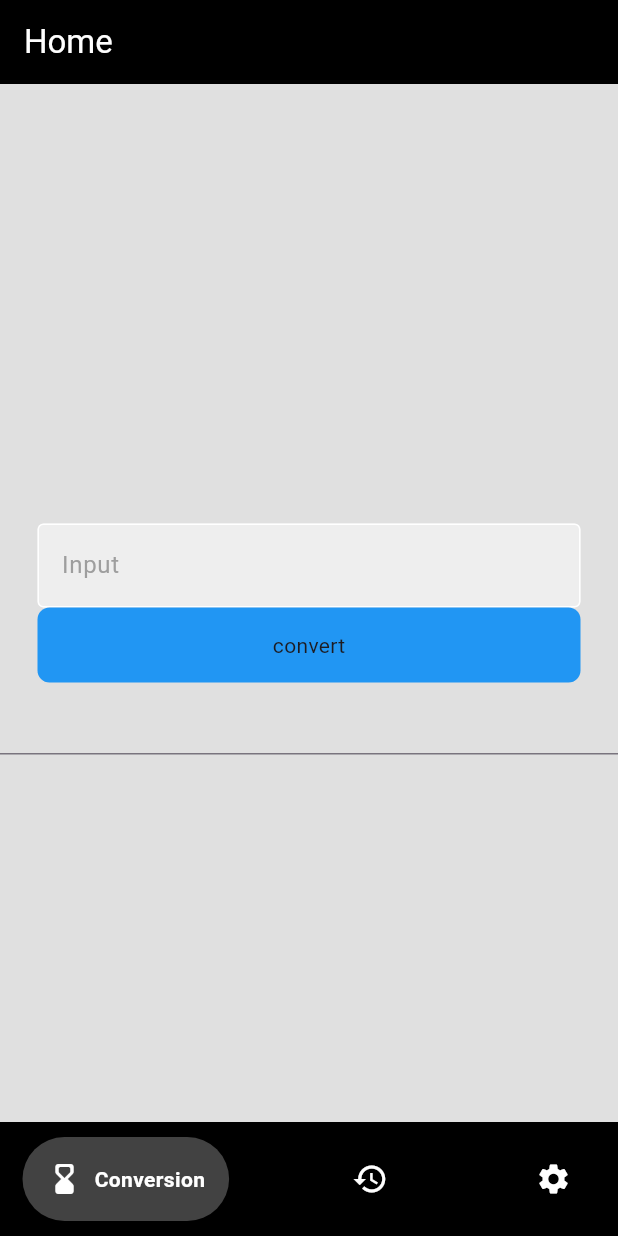
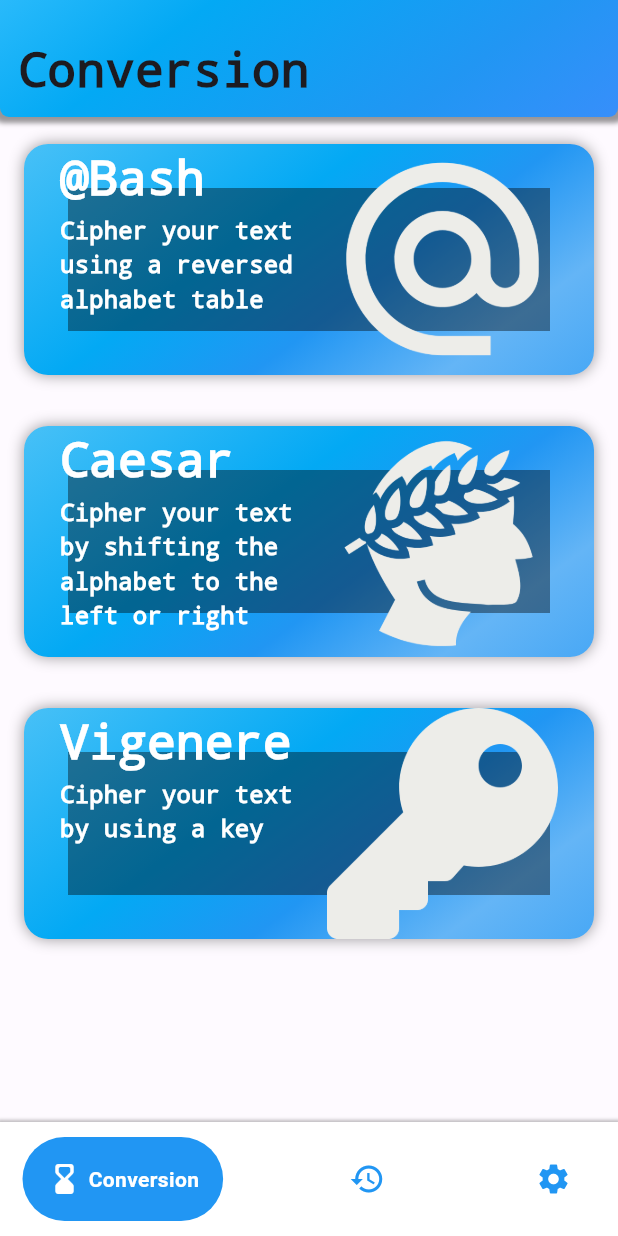
Before and after one commit to aVerySmallSoap/flutter_encrypt, a Flutter app: the HomePage screen opened by its route, on a phone screen of 412 x 824 dp. Run offline on Flutter 3.47's test engine with Material 3 defaults, Android fonts, the phone set to English and light mode, and no system bars; drawn by our look-alikes of google_nav_bar; accounts and stored records are empty.

Commit message:
Redesigned the conversion page, added a new component; and several files

```diff
--- a/lib/api/database.dart
+++ b/lib/api/database.dart
@@ -23,6 +23,7 @@ class Database {
   /// Initializes the DB into the User class for in-client persistence.
   /// Always call the initialize function when starting the app
   static void init() async {
+    try {
       _file = await getJSON();
       String? json = _file?.readAsStringSync();
       if (json != "") {
@@ -32,6 +33,10 @@ class Database {
               DateTime.parse(user["registrationDate"]));
           table.addEntries({MapEntry(user["username"], temp)});
         });
+      }
+      return;
+    } catch (e) {
+      stdout.write("File not found! Creating file"); // log this line
     }
     return;
   }
--- /dev/null
+++ b/lib/components/cipherbuttons.dart
@@ -0,0 +1,110 @@
+import 'package:flutter/material.dart';
+
+class CipherButton extends StatelessWidget {
+  final Function()? action;
+  final String text;
+  final String desc;
+  final AssetImage image;
+  static const Color imageColor =
+      Color.fromRGBO(237, 237, 233, 1); // This should be followed with fill
+
+  const CipherButton({
+    super.key,
+    required this.action,
+    required this.text,
+    required this.desc,
+    required this.image,
+  });
+
+  @override
+  Widget build(BuildContext context) {
+    return GestureDetector(
+        onTap: action,
+        child: Container(
+            height: 186,
+            width: double.maxFinite,
+            padding: EdgeInsets.all(16),
+            margin: EdgeInsets.only(top: 2),
+            child: Ink(
+                decoration: BoxDecoration(
+                  borderRadius: BorderRadius.circular(16),
+                  gradient: LinearGradient(
+                    colors: [
+                      Colors.blue[400]!,
+                      Colors.blue[300]!,
+                      Colors.blue,
+                      Colors.lightBlue,
+                      Colors.lightBlue[400]!,
+                      Colors.lightBlue[300]!,
+                    ],
+                    transform: GradientRotation(180),
+                  ),
+                ),
+                child: Container(
+                  decoration: BoxDecoration(
+                    boxShadow: [
+                      BoxShadow(
+                        color: Color.fromRGBO(0, 0, 0, 0.4),
+                        blurStyle: BlurStyle.outer,
+                        blurRadius: 8,
+                      ),
+                    ],
+                    borderRadius: BorderRadius.circular(16),
+                  ),
+                  child: ElevatedButton(
+                    onPressed: () {},
+                    style: ButtonStyle(
+                      shadowColor: WidgetStatePropertyAll(Colors.transparent),
+                      backgroundColor:
+                          WidgetStatePropertyAll(Colors.transparent),
+                      shape: WidgetStatePropertyAll(
+                        RoundedRectangleBorder(
+                          borderRadius: BorderRadius.circular(16),
+                        ),
+                      ),
+                    ),
+                    child: Stack(
+                      children: [
+                        Positioned(
+                          child: Container(
+                            decoration: BoxDecoration(
+                              image: DecorationImage(
+                                alignment: Alignment.centerRight,
+                                image: image,
+                              ),
+                            ),
+                          ),
+                        ),
+                        Container(
+                          constraints: BoxConstraints(
+                            maxWidth: 180,
+                          ),
+                          child: Column(
+                            crossAxisAlignment: CrossAxisAlignment.start,
+                            children: [
+                              Text(
+                                text,
+                                style: TextStyle(
+                                    color: Colors.white,
+                                    fontSize: 32,
+                                    fontFamily: "Courier New",
+                                    fontWeight: FontWeight.bold),
+                              ),
+                              Text(
+                                desc,
+                                textAlign: TextAlign.left,
+                                style: TextStyle(
+                                    color: Colors.white,
+                                    fontSize: 16,
+                                    fontFamily: "Courier New",
+                                    fontWeight: FontWeight.bold),
+                              ),
+                            ],
+                          ),
+                        )
+                      ],
+                    ),
+                  ),
+                ))));
+  }
+}
--- a/lib/pages/conversion_page.dart
+++ b/lib/pages/conversion_page.dart
@@ -1,7 +1,6 @@
 import 'package:flutter/material.dart';
 import 'package:test_app/api/login.dart';
-import 'package:test_app/components/mybutton.dart';
-import 'package:test_app/components/mytextfield.dart';
+import 'package:test_app/components/cipherbuttons.dart';
 
 import '../api/returnable.dart';
 import '../api/session.dart';
@@ -56,53 +55,77 @@ class _ConversionPageState extends State<ConversionPage> {
   @override
   Widget build(BuildContext context) {
     return Scaffold(
-      backgroundColor: Colors.grey[300],
-      appBar: AppBar(
-        title: const Text(
-          'Home',
-          style: TextStyle(
-            color: Colors.white,
-          ),
-        ),
-        automaticallyImplyLeading: false,
-        backgroundColor: Colors.black,
-      ),
+      backgroundColor: Colors.white38,
       body: Center(
-        child: Column(
-          mainAxisAlignment: MainAxisAlignment.center,
-          children: <Widget>[
-            PopScope<Object?>(
+          child: PopScope<Object?>(
               canPop: false,
               onPopInvokedWithResult: (bool didPop, Object? result) async {
                 if (didPop) return;
                 final bool shouldPop = await _showLogoutDialog() ?? false;
                 if (context.mounted && shouldPop) Navigator.pop(context);
               },
-              child: TextButton(
-                  onPressed: () async {
-                    final shouldPop = await _showLogoutDialog() ?? false;
-                    if (context.mounted && shouldPop) Navigator.pop(context);
-                  },
-                  child: Visibility(
-                    visible: false,
-                    child: const Text(""),
-                  )),
+              child: Column(
+                children: [
+                  Container(
+                    constraints: BoxConstraints(minHeight: 64),
+                    padding: EdgeInsets.only(top: 24, left: 12, bottom: 8),
+                    decoration: BoxDecoration(
+                      gradient: LinearGradient(colors: [
+                        Colors.blueAccent,
+                        Colors.blue,
+                        Colors.lightBlue,
+                        Colors.lightBlueAccent
+                      ], transform: GradientRotation(180)),
+                      borderRadius: BorderRadius.only(
+                          bottomLeft: Radius.circular(6),
+                          bottomRight: Radius.circular(6)),
+                      boxShadow: [
+                        BoxShadow(
+                          color: Color.fromRGBO(0, 0, 0, 0.4),
+                          blurRadius: 2,
+                          spreadRadius: 4,
                         ),
-            MyTextField(
-                controller: inputController,
-                hintText: "Input",
-                obscureText: false),
-            MyButton(
-              onTap: () => convert(),
-              text: const Text("convert"),
+                      ],
                     ),
-            TextField(
-              controller: outputController,
-              readOnly: true,
+                    child: Row(
+                      children: [
+                        Text(
+                          "Conversion",
+                          style: TextStyle(
+                              fontSize: 32,
+                              fontWeight: FontWeight.bold,
+                              fontFamily: "Courier New"),
                         ),
                       ],
                     ),
                   ),
+                  Column(
+                    mainAxisAlignment: MainAxisAlignment.spaceEvenly,
+                    children: [
+                      CipherButton(
+                        action: () {},
+                        text: "@Bash",
+                        desc:
+                            "Cipher your text using a reversed alphabet table",
+                        image: AssetImage("images/w_email.png"),
+                      ),
+                      CipherButton(
+                        action: () {},
+                        text: "Caesar",
+                        desc:
+                            "Cipher your text by shifting the alphabet to the left or right",
+                        image: AssetImage("images/w_caesar.png"),
+                      ),
+                      CipherButton(
+                        action: () {},
+                        text: "Vigenere",
+                        desc: "Cipher your text by using a key",
+                        image: AssetImage("images/w_key.png"),
+                      ),
+                    ],
+                  ),
+                ],
+              ))),
     );
   }
 }
--- a/lib/pages/home_page.dart
+++ b/lib/pages/home_page.dart
@@ -31,15 +31,23 @@ class _HomePageState extends State<HomePage> {
     return Scaffold(
       body: _pages[_selectedIndex],
       bottomNavigationBar: Container(
-        color: Colors.black,
+        decoration: BoxDecoration(
+          color: Colors.white,
+          boxShadow: [
+            BoxShadow(
+              color: Color.fromRGBO(0, 0, 0, 0.25),
+              blurRadius: 1,
+              spreadRadius: 1.5,
+            ),
+          ],
+        ),
         child: Padding(
           padding: const EdgeInsets.symmetric(horizontal: 15.0, vertical: 10),
           child: GNav(
-            gap: 8,
-            backgroundColor: Colors.black,
-            color: Colors.white,
+            gap: 4,
+            color: Colors.blue,
             activeColor: Colors.white,
-            tabBackgroundColor: Colors.grey.shade800,
+            tabBackgroundColor: Colors.blue,
             padding: EdgeInsets.all(16),
             onTabChange: _navigateBottomBar,
             tabs: [
--- a/lib/test.dart
+++ b/lib/test.dart
@@ -1,5 +1,4 @@
 import 'api/database.dart';
-import 'api/login.dart';
 
 void main() async {
   Database.init();
--- a/pubspec.yaml
+++ b/pubspec.yaml
@@ -30,7 +30,6 @@ environment:
 dependencies:
   flutter:
     sdk: flutter
-
 
   # The following adds the Cupertino Icons font to your application.
   # Use with the CupertinoIcons class for iOS style icons.
@@ -65,6 +64,10 @@ flutter:
   # assets:
   #   - images/a_dot_burr.jpeg
   #   - images/a_dot_ham.jpeg
+  assets:
+    - images/w_email.png
+    - images/w_caesar.png
+    - images/w_key.png
 
   # An image asset can refer to one or more resolution-specific "variants", see
   # https://flutter.dev/to/resolution-aware-images
```
Also changed, not shown: images/alternate-email.png (added), images/arrows-bidirectional.png (added), images/caesar.png (added), images/w_caesar.png (added), images/w_email.png (added), images/w_key.png (added). Lines whose indentation alone changed are shown as unchanged.
